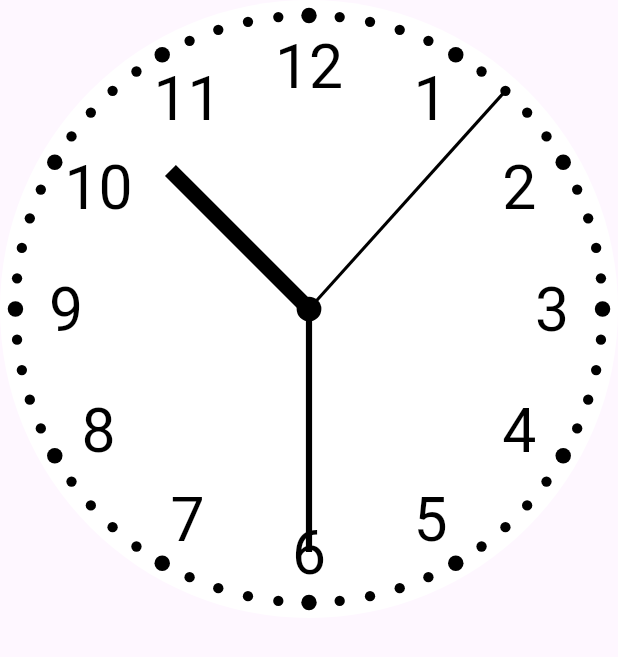
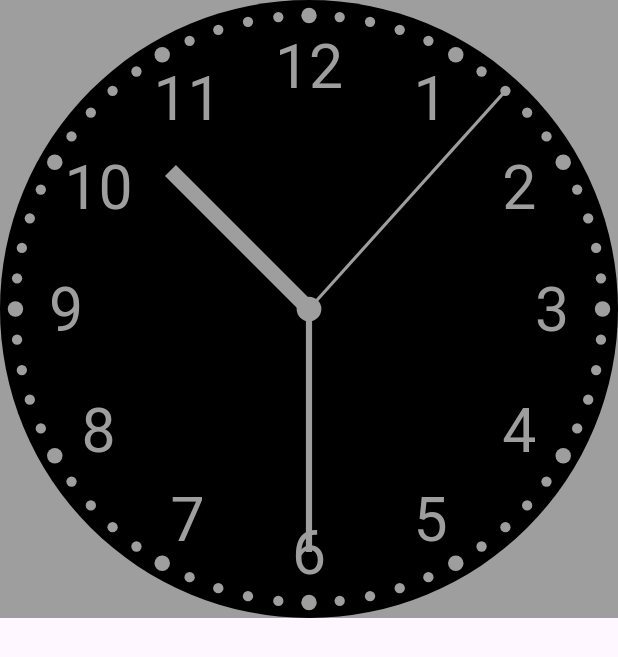
Before and after one commit to conghaonet/flutter_analog_clock, a Flutter app: the screen it shows after launch, on a phone screen of 412 x 824 dp. Shown: the top 657 px of the screen. Run offline on Flutter 3.47's test engine with Material 2 defaults, Android fonts, the phone set to English and light mode, and no system bars.

Commit message:
code optimization

```diff
--- a/example/lib/analog_clock_example.dart
+++ b/example/lib/analog_clock_example.dart
@@ -33,8 +33,10 @@ class _AnalogClockDemoState extends State<AnalogClockDemo> {
   @override
   Widget build(BuildContext context) {
     return Scaffold(
-      body: SafeArea(
-        child: AnalogClock(
+      body: Container(
+        color: Colors.grey,
+        child: SafeArea(
+          child: AnalogClock.dark(
             // dateTime: DateTime(2022, DateTime.december, 13, 15, 17, 18),
             // isLive: false,
             // hourHandColor: Colors.red,
@@ -146,6 +148,7 @@ class _AnalogClockDemoState extends State<AnalogClockDemo> {
           ),
 */
         ),
+      ),
     );
   }
 
--- a/lib/src/analog_clock.dart
+++ b/lib/src/analog_clock.dart
@@ -19,7 +19,6 @@ class AnalogClock extends StatefulWidget {
   final double markingWidthFactor;
   final List<String>? hourNumbers;
   final Color? hourNumberColor;
-
   final Color? hourHandColor;
   final Color? minuteHandColor;
   final Color? secondHandColor;
@@ -29,12 +28,10 @@ class AnalogClock extends StatefulWidget {
   final double hourHandLengthFactor;
   final double minuteHandLengthFactor;
   final double secondHandLengthFactor;
-
   final double hourNumberSizeFactor;
   final double hourNumberRadiusFactor;
   final Color? centerPointColor;
   final double centerPointWidthFactor;
-
   AnalogClock({
     super.key,
     DateTime? dateTime,
@@ -88,9 +85,8 @@ class AnalogClock extends StatefulWidget {
     Color? markingColor = Colors.grey,
     double? markingRadiusFactor,
     double? markingWidthFactor,
-    List<String>? hourNumbers,
+    List<String>? hourNumbers = const ['1', '2', '3', '4', '5', '6', '7', '8', '9', '10', '11', '12'],
     Color? hourNumberColor = Colors.grey,
-
     Color? hourHandColor = Colors.grey,
     Color? minuteHandColor = Colors.grey,
     Color? secondHandColor = Colors.grey,
@@ -100,7 +96,6 @@ class AnalogClock extends StatefulWidget {
     double? hourHandLengthFactor,
     double? minuteHandLengthFactor,
     double? secondHandLengthFactor,
-
     double? hourNumberSizeFactor,
     double? hourNumberRadiusFactor,
     Color? centerPointColor = Colors.grey,
@@ -146,14 +141,14 @@ class _AnalogClockState extends State<AnalogClock> {
   void initState() {
     super.initState();
     _dateTime = widget.dateTime;
-    _timer = widget.isLive
-        ? Timer.periodic(Duration(seconds: 1), (Timer timer) {
-      _dateTime = _dateTime.add(Duration(seconds: 1));
-      if (mounted) {
-        setState(() {});
-      }
-    })
-        : null;
+    if(widget.isLive) {
+      _timer = Timer.periodic(Duration(seconds: 1), (Timer timer) {
+        _dateTime = _dateTime.add(Duration(seconds: 1));
+        if (mounted) {
+          setState(() {});
+        }
+      });
+    }
   }
 
   @override
```
Lines whose indentation alone changed are shown as unchanged.
